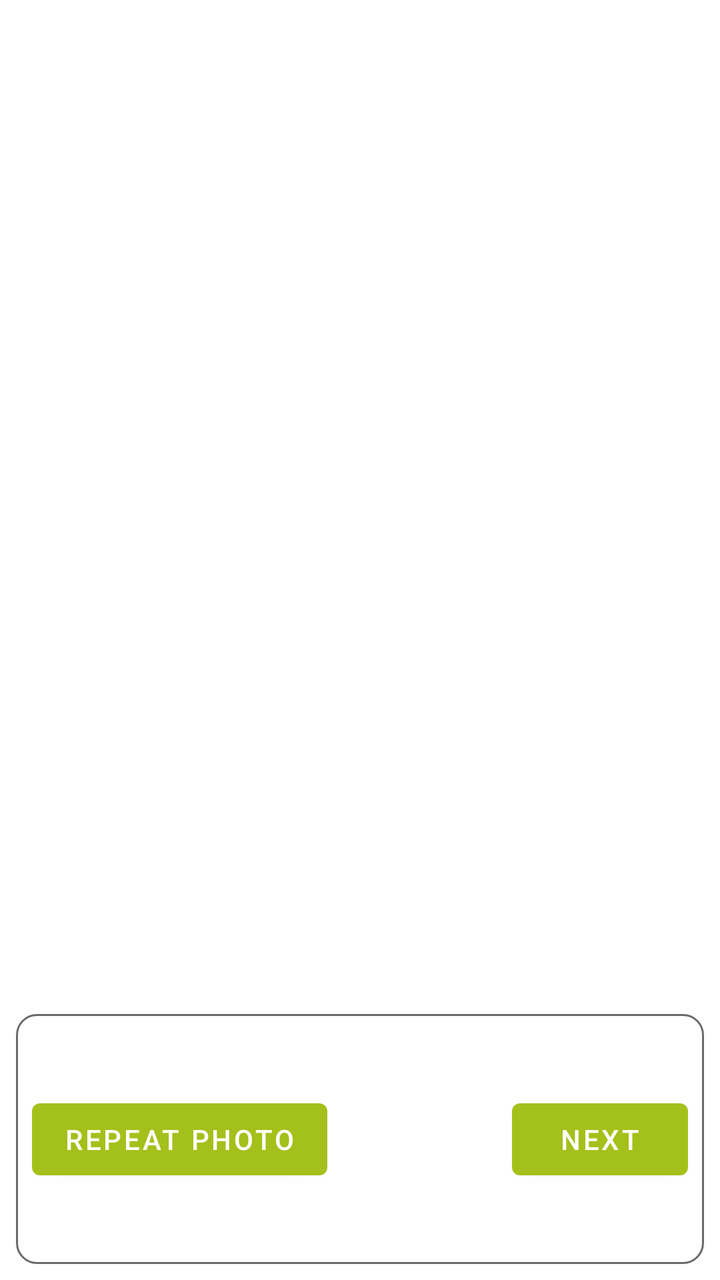
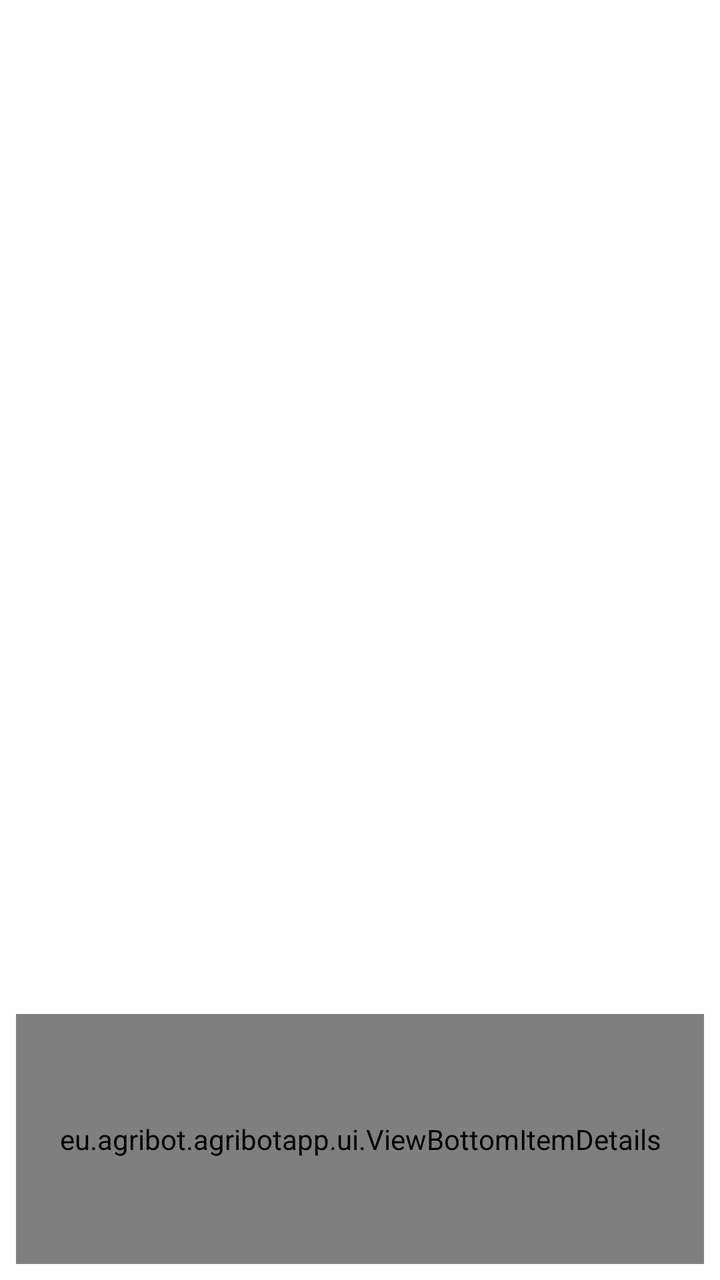

Compare the two renders of this Android layout. The source of the first and the diff that turns it into the second are given below.
<!-- AndroidManifest.xml: application theme AppTheme -->
<!-- res/layout/fragment_display_tool_photo.xml -->
<?xml version="1.0" encoding="utf-8"?>
<layout xmlns:tools="http://schemas.android.com/tools"
    xmlns:android="http://schemas.android.com/apk/res/android"
    xmlns:app="http://schemas.android.com/apk/res-auto">

    <data>

        <variable
            name="viewModel"
            type="eu.agribot.agribotapp.ui.fragment.toolmanagement.displaytoolphoto.DisplayToolPhotoViewModel" />
    </data>


    <LinearLayout
        android:layout_width="match_parent"
        android:layout_height="match_parent"
        android:orientation="vertical">


        <ImageView
            android:id="@+id/imageView4"
            android:layout_width="match_parent"
            android:layout_height="0dp"
            android:layout_weight="4" />


        <androidx.constraintlayout.widget.ConstraintLayout
            android:id="@+id/constraintLayout"
            android:layout_width="match_parent"
            android:layout_margin="@dimen/margin_medium"
            android:layout_height="0dp"
            android:layout_weight="1"
            android:background="@drawable/rounded_corner_layout"
            android:gravity="end"
            android:orientation="horizontal">


            <com.google.android.material.button.MaterialButton
                android:id="@+id/materialButton"
                android:layout_width="wrap_content"
                android:layout_height="wrap_content"
                android:layout_gravity="center"
                android:layout_marginStart="@dimen/margin_medium"
                android:onClick="@{()-> viewModel.onPhotoRepeatButtonClicked()}"
                android:text="@string/repeat_photo"
                app:layout_constraintBottom_toBottomOf="parent"
                app:layout_constraintStart_toStartOf="parent"
                app:layout_constraintTop_toTopOf="parent" />

            <com.google.android.material.button.MaterialButton
                android:id="@+id/materialButton2"
                android:layout_width="wrap_content"
                android:layout_height="wrap_content"
                android:layout_gravity="left"
                android:layout_marginEnd="@dimen/margin_medium"
                android:onClick="@{()-> viewModel.onNextButtonClicked()}"
                android:text="@string/next"
                app:layout_constraintBottom_toBottomOf="parent"
                app:layout_constraintEnd_toEndOf="parent"
                app:layout_constraintTop_toTopOf="parent" />

        </androidx.constraintlayout.widget.ConstraintLayout>




    </LinearLayout>



</layout>
<!-- resources referenced by this layout -->
<resources>
  <dimen name="margin_medium">8dp</dimen>
  <!-- drawable rounded_corner_layout (drawable) -->
  <?xml version="1.0" encoding="utf-8"?>
  <shape xmlns:android="http://schemas.android.com/apk/res/android">
  
      <solid android:color="@android:color/white"/>
      <corners android:radius="10dp"/>
      <stroke
          android:width="1dp"
          android:color="@color/gray" />
  
  </shape>
  <string name="next">Next</string>
  <string name="repeat_photo">Repeat photo</string>
  <style name="AppTheme" parent="Theme.MaterialComponents.Light.DarkActionBar">
          
          <item name="colorPrimary">@color/colorPrimary</item>
          <item name="colorPrimaryDark">@color/colorPrimaryDark</item>
          <item name="colorAccent">@color/colorAccent</item>
      </style>
  <color name="gray">#6A6A6A</color>
  <color name="colorPrimary">@color/base_green</color>
  <color name="colorPrimaryDark">@color/base_green_darker</color>
  <color name="colorAccent">@color/gray</color>
  <color name="base_green">#a4c01b</color>
  <color name="base_green_darker">#839915</color>
</resources>

<!-- the commit's change to res/layout/fragment_display_tool_photo.xml (unified diff, before → after) -->
@@ -35,29 +35,9 @@
             android:orientation="horizontal">
 
 
-            <com.google.android.material.button.MaterialButton
-                android:id="@+id/materialButton"
-                android:layout_width="wrap_content"
-                android:layout_height="wrap_content"
-                android:layout_gravity="center"
-                android:layout_marginStart="@dimen/margin_medium"
-                android:onClick="@{()-> viewModel.onPhotoRepeatButtonClicked()}"
-                android:text="@string/repeat_photo"
-                app:layout_constraintBottom_toBottomOf="parent"
-                app:layout_constraintStart_toStartOf="parent"
-                app:layout_constraintTop_toTopOf="parent" />
-
-            <com.google.android.material.button.MaterialButton
-                android:id="@+id/materialButton2"
-                android:layout_width="wrap_content"
-                android:layout_height="wrap_content"
-                android:layout_gravity="left"
-                android:layout_marginEnd="@dimen/margin_medium"
-                android:onClick="@{()-> viewModel.onNextButtonClicked()}"
-                android:text="@string/next"
-                app:layout_constraintBottom_toBottomOf="parent"
-                app:layout_constraintEnd_toEndOf="parent"
-                app:layout_constraintTop_toTopOf="parent" />
+            <eu.agribot.agribotapp.ui.ViewBottomItemDetails
+                android:layout_width="match_parent"
+                android:layout_height="match_parent" />
 
         </androidx.constraintlayout.widget.ConstraintLayout>
 
<!-- resource entries referenced after the edit -->
@@ -12,8 +12,6 @@
           android:color="@color/gray" />
   
   </shape>
-  <string name="next">Next</string>
-  <string name="repeat_photo">Repeat photo</string>
   <style name="AppTheme" parent="Theme.MaterialComponents.Light.DarkActionBar">
           
           <item name="colorPrimary">@color/colorPrimary</item>
